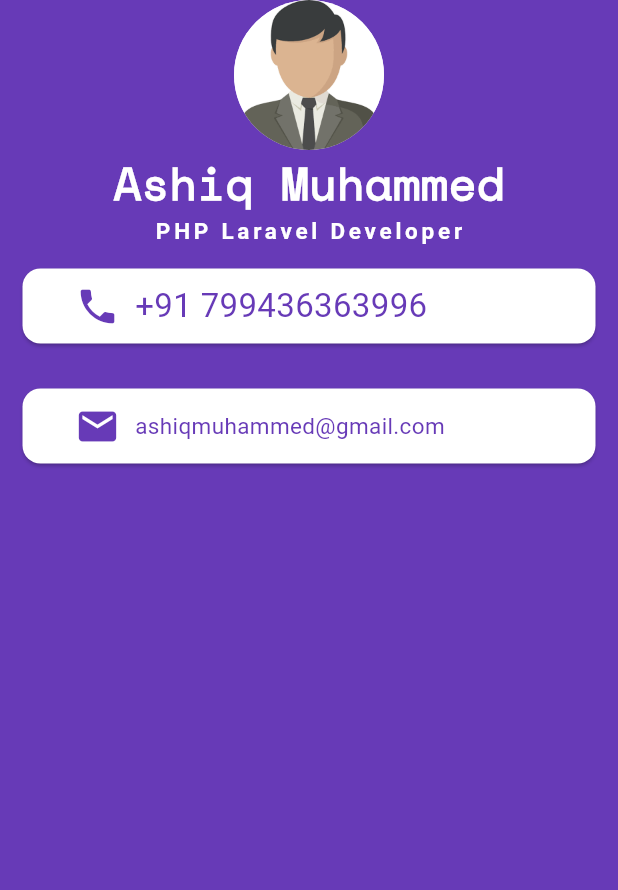
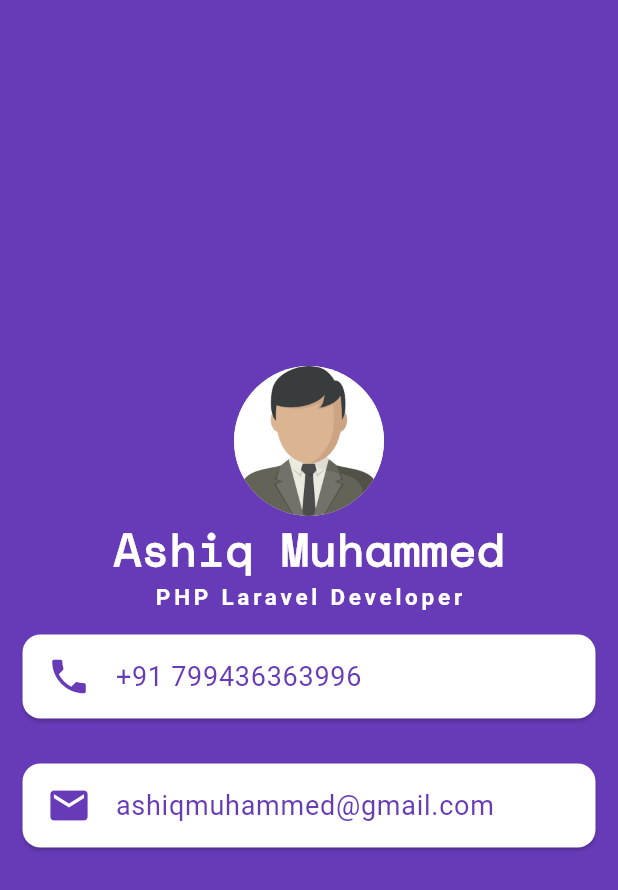
Before and after one commit to aqashyy/own-business-card, a Flutter app: the screen it shows after launch, on a phone screen of 412 x 824 dp. Shown: the top 890 px of the screen. Run offline on Flutter 3.47's test engine with Material 3 defaults, Android fonts, the light colour scheme and no system bars.

Commit message:
Added ListTile instead of Row, bcz its auto aligned spaces and simple code. also aligned column to center (all content aligned to center of safearea

```diff
--- a/lib/main.dart
+++ b/lib/main.dart
@@ -14,6 +14,7 @@
         backgroundColor:  Colors.deepPurple,
         body: SafeArea(
             child: Column(
+              mainAxisAlignment: MainAxisAlignment.center,
           children: [
             CircleAvatar(
               radius: 50.0,
@@ -38,47 +39,17 @@
             Card(
               margin: EdgeInsets.all(15),
               color: Colors.white,
-              child: Row(
-                children: [
-                  Padding(
-                    padding: EdgeInsets.fromLTRB(10, 25, 25, 25),
-                    ),
-                   Icon(
-                      size: 30.0,
-                    color: Colors.deepPurple,
-                    Icons.phone,
-                  ),
-                  SizedBox(width: 10.0),
-                  Text(
-                    '+91 799436363996',
-                    style: TextStyle(
-                      fontSize: 22.0,
-                      color: Colors.deepPurple,
-                    ),
-                  ),
-                ],
+              child: ListTile(
+                leading: Icon(Icons.phone, size: 30.0, color: Colors.deepPurple,),
+                title: Text('+91 799436363996', style: TextStyle(fontSize: 18.0, color: Colors.deepPurple,),),
               ),
             ),
             Card(
               margin: EdgeInsets.all(15),
               color: Colors.white,
-              child: Row(
-                children: [
-                  Padding(padding: EdgeInsets.fromLTRB(10, 25, 25, 25),),
-                  Icon(
-                    size: 30.0,
-                    color: Colors.deepPurple,
-                    Icons.mail,
-                  ),
-                  SizedBox(width: 10.0),
-                  Text(
-                    'ashiqmuhammed@gmail.com',
-                    style: TextStyle(
-                      fontSize: 15.0,
-                      color: Colors.deepPurple,
-                    ),
-                  ),
-                ],
+              child: ListTile(
+                leading: Icon(Icons.email, size: 30.0, color: Colors.deepPurple,),
+                title: Text('ashiqmuhammed@gmail.com', style: TextStyle(fontSize: 18.0, color: Colors.deepPurple,),),
               ),
             )
           ],
```
